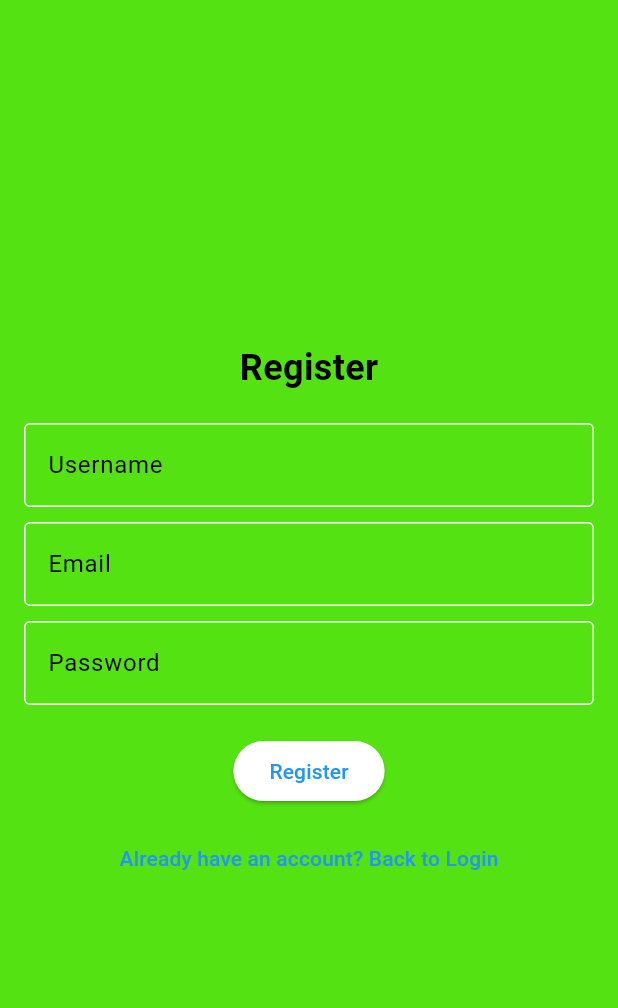
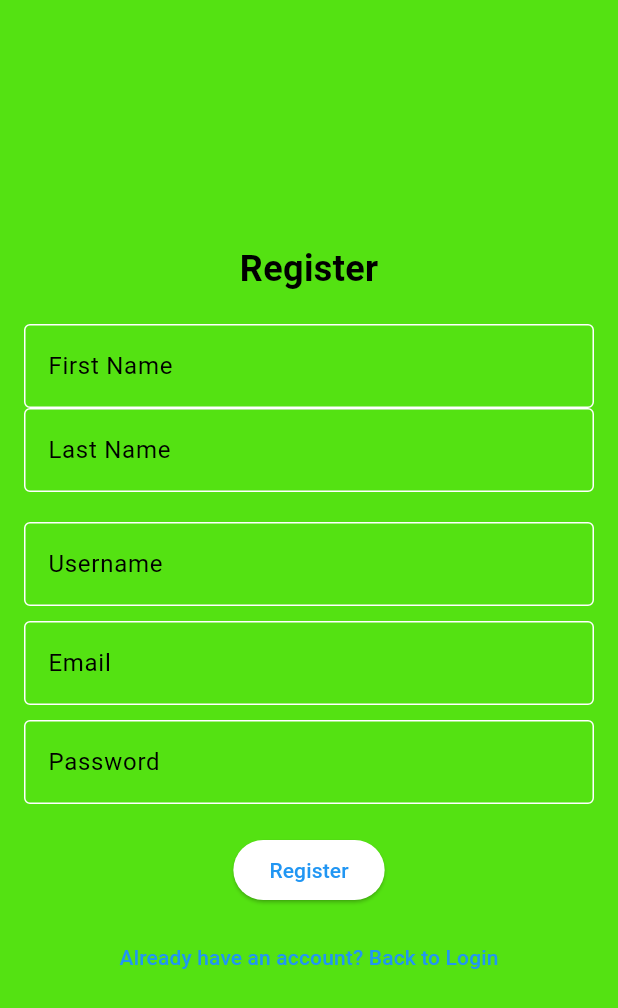
Before and after one commit to AkinniyiS/FinTrak, a Flutter app: the screen it shows after launch, after a tap on "Login", after a tap on "Don't have an account? Register here", on a phone screen of 412 x 824 dp. Shown: the top 1008 px of the screen. Run offline on Flutter 3.47's test engine with Material 3 defaults, Android fonts, the light colour scheme and no system bars; our stand-ins replace firebase_auth, firebase_core; accounts and stored records are empty; network calls fail.

Commit message:
Updated register Screen and server to include first name and last name into SQL.

```diff
--- a/lib/login_screen.dart
+++ b/lib/login_screen.dart
@@ -11,8 +11,9 @@ class LoginScreen extends StatefulWidget {
   @override
   _LoginScreenState createState() => _LoginScreenState();
 }
-
-class _LoginScreenState extends State<LoginScreen> {
+late AnimationController _controller;
+late Animation<double> _fadeAnimation;
+class _LoginScreenState extends State<LoginScreen> with SingleTickerProviderStateMixin {
   final FirebaseAuth _auth = FirebaseAuth.instance;
   final TextEditingController emailController = TextEditingController();
   final TextEditingController passwordController = TextEditingController();
@@ -22,9 +23,20 @@ class _LoginScreenState extends State<LoginScreen> {
   @override
   void initState() {
     super.initState();
+    _controller = AnimationController(
+      duration: const Duration(seconds: 1),
+      vsync: this,
+    );
+    _fadeAnimation = CurvedAnimation(parent: _controller, curve: Curves.easeIn);
+    _controller.forward();
     Future.delayed(Duration.zero, checkUserStatus);
   }
 
+  @override
+  void dispose(){
+    _controller.dispose();
+    super.dispose();
+  }
   void checkUserStatus() async {
     User? user = _auth.currentUser;
     if (user != null && mounted) {
@@ -110,7 +122,17 @@ class _LoginScreenState extends State<LoginScreen> {
   @override
   Widget build(BuildContext context) {
     return Scaffold(
-      body: Padding(
+  body: Container(
+    decoration:BoxDecoration(
+      gradient:LinearGradient(
+      colors: [Colors.deepPurple, Colors.pink],
+      begin:Alignment.topLeft,
+      end: Alignment.bottomRight,
+    ),
+    ),
+      child: FadeTransition(
+      opacity: _fadeAnimation,
+      child: Padding(
         padding: const EdgeInsets.all(16.0),
         child: Column(
           mainAxisAlignment: MainAxisAlignment.center,
@@ -150,6 +172,8 @@ class _LoginScreenState extends State<LoginScreen> {
           ],
         ),
       ),
+    ),
+  ),
     );
   }
 }
--- a/lib/register_screen.dart
+++ b/lib/register_screen.dart
@@ -13,6 +13,8 @@ class RegisterScreen extends StatefulWidget {
 
 class _RegisterScreenState extends State<RegisterScreen> {
   final FirebaseAuth _auth = FirebaseAuth.instance;
+  final TextEditingController firstNameController = TextEditingController();
+  final TextEditingController lastNameController = TextEditingController();
   final TextEditingController emailController = TextEditingController();
   final TextEditingController passwordController = TextEditingController();
   final TextEditingController usernameController = TextEditingController();
@@ -55,6 +57,8 @@ class _RegisterScreenState extends State<RegisterScreen> {
           "Content-Type": "application/json",
         },
         body: jsonEncode({
+          "firstName": firstNameController.text.trim(),
+          "lastName": lastNameController.text.trim(),
           "email": emailController.text.trim(),
           "password": passwordController.text,
           "username": usernameController.text.trim(),
@@ -91,6 +95,16 @@ class _RegisterScreenState extends State<RegisterScreen> {
           children: [
             Text("Register", style: TextStyle(fontSize: 24, fontWeight: FontWeight.bold)),
             SizedBox(height: 20),
+            TextField(
+              controller: firstNameController,
+              decoration: InputDecoration(labelText: "First Name", border: OutlineInputBorder()),
+            ),
+            TextField(
+              controller: lastNameController,
+              decoration: InputDecoration(labelText: "Last Name", border: OutlineInputBorder()),
+            ),
+            SizedBox(height: 10),
+            SizedBox(height: 10),
             TextField(
               controller: usernameController,
               decoration: InputDecoration(labelText: "Username", border: OutlineInputBorder()),
```
Also changed, not shown: 5 other files.
